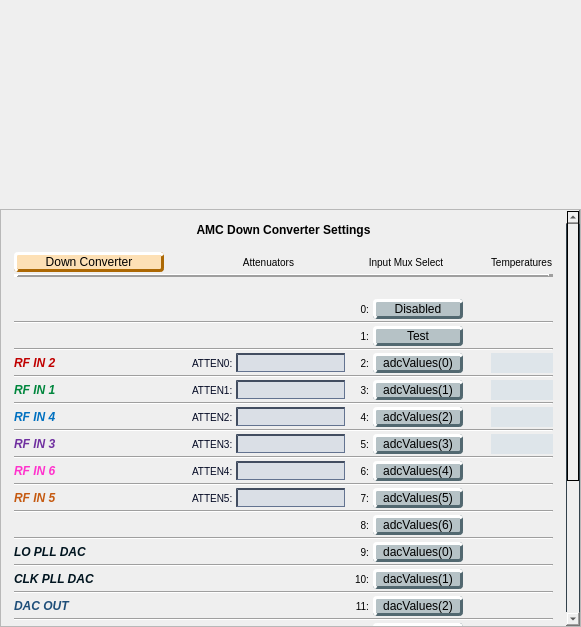
Old version of the form individuals/downconverter_mux_select.ui in the repository cristinasewell/ATCA_PyDM_Screens.
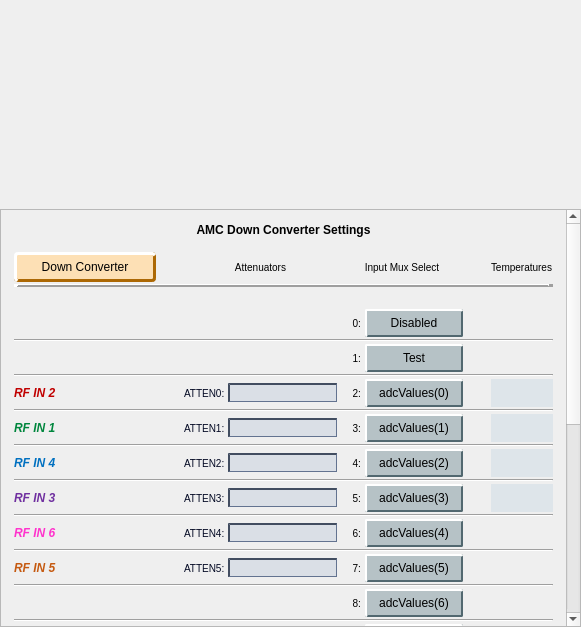
New version of the form. Custom widgets are drawn as their Qt base class.

```diff
--- a/individuals/downconverter_mux_select.ui
+++ b/individuals/downconverter_mux_select.ui
@@ -36,11 +36,9 @@
     background-color: rgb(182, 194, 198);
     border-color: rgb(182, 204, 212) rgb(82, 104, 112) rgb(82, 104, 112) rgb(182,204,212);
     border-style: outset;
-    border-radius: 4px;
-    border-width: 3px; 
-}
-QPushButton:flat {
-    border: none; /* no border for a flat push button */
+    border-radius: 2px;
+    border-width: 2px; 
+    padding: 5px;
 }
 QPushButton:hover {
    background-color: rgb(154,170,176);
@@ -49,7 +47,13 @@
     background-color: rgb(139,195,186);
     border-style: inset;
     border-width: 3px;
-	border-color: rgb(47,91,84);
+	border-color: rgb(32,86,73);
+}
+QPushButton:checked{
+    background-color: rgb(104,198,176);
+    border-style: inset;
+    border-width: 3px;
+	border-color: rgb(82, 104, 112)  rgb(182, 204, 212) rgb(182,204,212) rgb(82, 104, 112) ;
 }
 
 QLineEdit {
@@ -60,26 +64,6 @@
 }
 QLabel {
   font-size: 10px;
-}
-
-QScrollBar:horizontal {
-  border: 1px solid #32414B;
-}
-QScrollBar:vertical {
-  border: 1px solid #32414B;
-}
-QScrollBar::add-page:horizontal, QScrollBar::sub-page:horizontal {
-  background: none;
-}
-
-QScrollBar::add-page:vertical, QScrollBar::sub-page:vertical {
-  background: none;
-}
-QScrollBar::handle:horizontal {
-  border: 1px solid black;
-}
-QScrollBar::handle:vertical {
-  border: 1px solid black;
 }</string>
   </property>
   <layout class="QGridLayout" name="gridLayout" rowstretch="1,0,0" columnstretch="0">
@@ -146,7 +130,7 @@
         <x>0</x>
         <y>0</y>
         <width>569</width>
-        <height>618</height>
+        <height>770</height>
        </rect>
       </property>
       <layout class="QVBoxLayout" name="verticalLayout">
@@ -924,6 +908,11 @@
           <layout class="QHBoxLayout" name="horizontalLayout_3">
            <item>
             <widget class="QLabel" name="label_3">
+             <property name="font">
+              <font>
+               <pointsize>-1</pointsize>
+              </font>
+             </property>
              <property name="styleSheet">
               <string notr="true">QLabel{
   color:#030923;
@@ -955,6 +944,11 @@
           <layout class="QHBoxLayout" name="horizontalLayout_6">
            <item>
             <widget class="QLabel" name="label_6">
+             <property name="font">
+              <font>
+               <pointsize>-1</pointsize>
+              </font>
+             </property>
              <property name="styleSheet">
               <string notr="true">QLabel{
   color:#030923;
@@ -1066,6 +1060,11 @@
           <layout class="QHBoxLayout" name="horizontalLayout_4">
            <item>
             <widget class="QLabel" name="label_4">
+             <property name="font">
+              <font>
+               <pointsize>-1</pointsize>
+              </font>
+             </property>
              <property name="styleSheet">
               <string notr="true">QLabel{
   color:#030923;
@@ -1111,6 +1110,11 @@
           <layout class="QHBoxLayout" name="horizontalLayout_5">
            <item>
             <widget class="QLabel" name="label_5">
+             <property name="font">
+              <font>
+               <pointsize>-1</pointsize>
+              </font>
+             </property>
              <property name="styleSheet">
               <string notr="true">QLabel{
   color:#030923;
@@ -1149,6 +1153,11 @@
           <layout class="QHBoxLayout" name="horizontalLayout_7">
            <item>
             <widget class="QLabel" name="label_7">
+             <property name="font">
+              <font>
+               <pointsize>-1</pointsize>
+              </font>
+             </property>
              <property name="styleSheet">
               <string notr="true">QLabel{
   color:#030923;
@@ -1516,6 +1525,11 @@
           <layout class="QHBoxLayout" name="horizontalLayout_2">
            <item>
             <widget class="QLabel" name="label_2">
+             <property name="font">
+              <font>
+               <pointsize>-1</pointsize>
+              </font>
+             </property>
              <property name="styleSheet">
               <string notr="true">QLabel{
   color:#030923;
```
Left out of the diff: 2 changed lines with no effect on the pictures.
